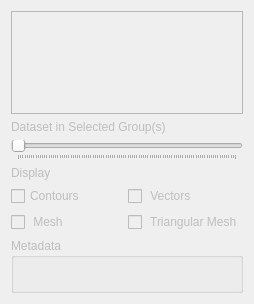
The window that src/ui/mesh/qgsmeshrendereractivedatasetwidgetbase.ui (carsmie/QGIS) describes before a commit, drawn with Qt 5.
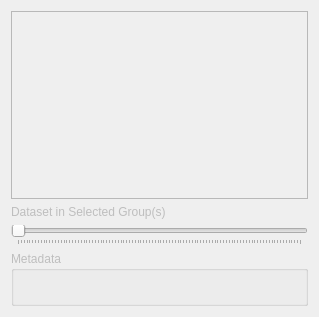
The same window after the commit. Custom widgets are drawn as their Qt base class.

Commit message: change mesh UI to tabs instead of collapsible groups

Patch:
```diff
--- a/src/ui/mesh/qgsmeshrendereractivedatasetwidgetbase.ui
+++ b/src/ui/mesh/qgsmeshrendereractivedatasetwidgetbase.ui
@@ -9,8 +9,8 @@
    <rect>
     <x>0</x>
     <y>0</y>
-    <width>254</width>
-    <height>304</height>
+    <width>319</width>
+    <height>317</height>
    </rect>
   </property>
   <property name="windowTitle">
@@ -47,45 +47,6 @@
      </property>
     </widget>
    </item>
-   <item>
-    <widget class="QLabel" name="label">
-     <property name="text">
-      <string>Display</string>
-     </property>
-    </widget>
-   </item>
-   <item>
-    <layout class="QGridLayout" name="gridLayout_3">
-     <item row="0" column="0">
-      <widget class="QCheckBox" name="mDisplayScalarsCheckBox">
-       <property name="text">
-        <string>Contours</string>
-       </property>
-      </widget>
-     </item>
-     <item row="0" column="1">
-      <widget class="QCheckBox" name="mDisplayVectorsCheckBox">
-       <property name="text">
-        <string> Vectors</string>
-       </property>
-      </widget>
-     </item>
-     <item row="1" column="0">
-      <widget class="QCheckBox" name="mDisplayNativeMeshCheckBox">
-       <property name="text">
-        <string> Mesh</string>
-       </property>
-      </widget>
-     </item>
-     <item row="1" column="1">
-      <widget class="QCheckBox" name="mDisplayTriangularMeshCheckBox">
-       <property name="text">
-        <string> Triangular Mesh</string>
-       </property>
-      </widget>
-     </item>
-    </layout>
-   </item>
    <item>
     <widget class="QgsCollapsibleGroupBox" name="mActiveDatasetMetadataGroup">
      <property name="title">
```
The commit also changes 12 other files.
